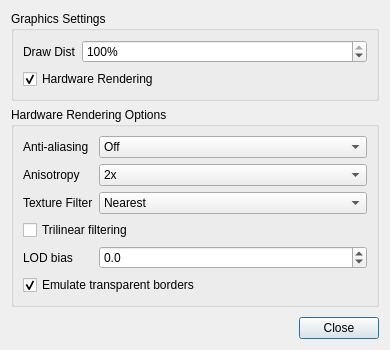
FatalDecomp/TrackEditor, file TrackEditor/GraphicsDialog.ui: the form before one commit.
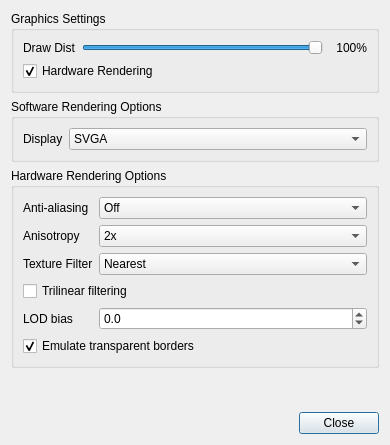
The form after the commit.

Commit message: fixing transparency in software mode, adding software settings, making draw distance work the same as roller

```diff
--- a/TrackEditor/GraphicsDialog.ui
+++ b/TrackEditor/GraphicsDialog.ui
@@ -7,7 +7,7 @@
     <x>0</x>
     <y>0</y>
     <width>390</width>
-    <height>350</height>
+    <height>445</height>
    </rect>
   </property>
   <property name="windowTitle">
@@ -28,17 +28,37 @@
        </widget>
       </item>
       <item row="0" column="1">
-       <widget class="QSpinBox" name="sbDrawDistance">
-        <property name="suffix">
-         <string>%</string>
-        </property>
+       <layout class="QHBoxLayout" name="drawDistanceLayout">
+        <item>
+         <widget class="QSlider" name="slDrawDistance">
         <property name="maximum">
          <number>100</number>
         </property>
+          <property name="pageStep">
+           <number>10</number>
+          </property>
         <property name="value">
          <number>100</number>
         </property>
-       </widget>
+          <property name="orientation">
+           <enum>Qt::Horizontal</enum>
+          </property>
+         </widget>
+        </item>
+        <item>
+         <widget class="QLabel" name="lblDrawDistanceValue">
+          <property name="minimumSize">
+           <size><width>38</width><height>0</height></size>
+          </property>
+          <property name="text">
+           <string>100%</string>
+          </property>
+          <property name="alignment">
+           <set>Qt::AlignRight|Qt::AlignTrailing|Qt::AlignVCenter</set>
+          </property>
+         </widget>
+        </item>
+       </layout>
       </item>
       <item row="1" column="0" colspan="2">
        <widget class="QCheckBox" name="ckHardwareRendering">
@@ -53,6 +73,29 @@
      </layout>
     </widget>
    </item>
+   <item>
+    <widget class="QGroupBox" name="gbSoftwareOptions">
+     <property name="title">
+      <string>Software Rendering Options</string>
+     </property>
+     <layout class="QFormLayout" name="softwareFormLayout">
+      <item row="0" column="0">
+       <widget class="QLabel" name="lblSoftwareDisplay">
+        <property name="text">
+         <string>Display</string>
+        </property>
+       </widget>
+      </item>
+      <item row="0" column="1">
+       <widget class="QComboBox" name="cbSoftwareDisplay">
+        <property name="currentIndex"><number>1</number></property>
+        <item><property name="text"><string>VGA</string></property></item>
+        <item><property name="text"><string>SVGA</string></property></item>
+       </widget>
+      </item>
+     </layout>
+    </widget>
+   </item>
    <item>
     <widget class="QGroupBox" name="gbHardwareOptions">
      <property name="title">
```
Lines whose indentation alone changed are shown as unchanged. The commit also changes 7 other files.
